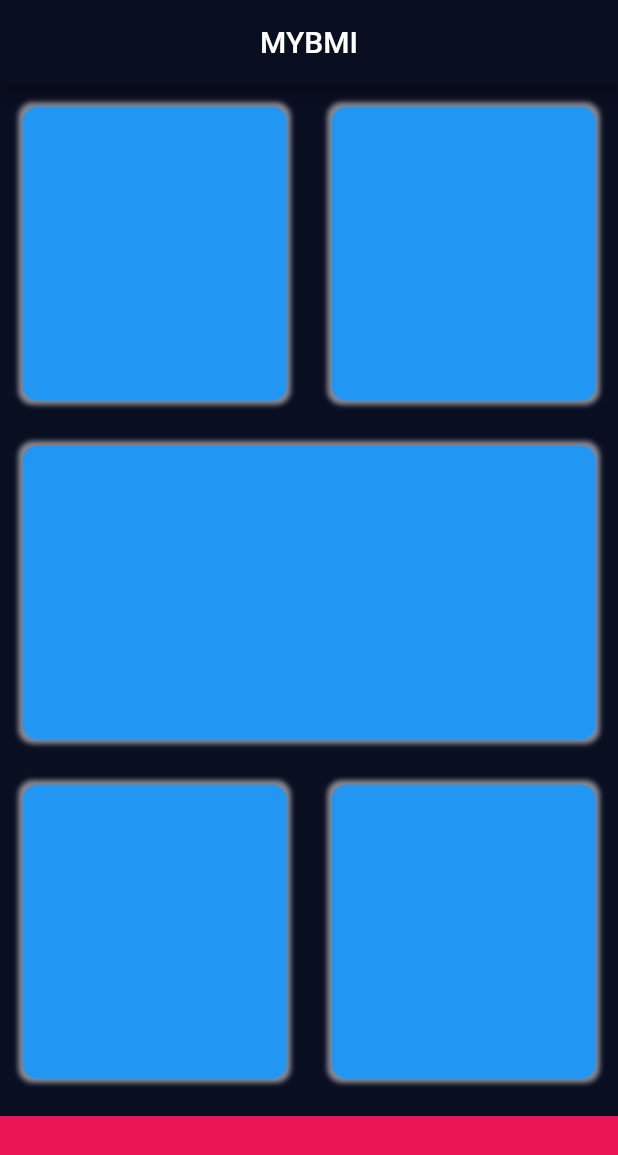
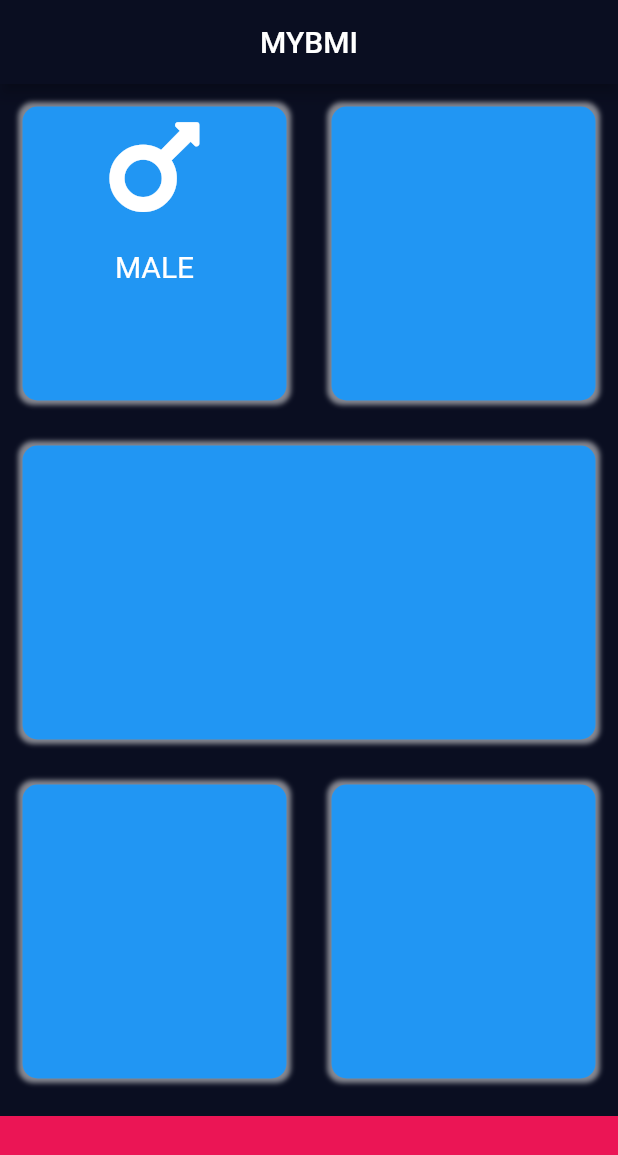
Before and after one commit to RedeemerNtumy/bmiCalculatorApp, a Flutter app: the screen it shows after launch, on a phone screen of 412 x 824 dp. Shown: the top 1155 px of the screen. Run offline on Flutter 3.47's test engine with Material 2 defaults, Android fonts, the phone set to English and light mode, and no system bars; our stand-ins replace font_awesome_flutter.

Commit message:
Added some packages and icons

```diff
--- a/lib/input_page.dart
+++ b/lib/input_page.dart
@@ -1,4 +1,5 @@
 import 'package:flutter/material.dart';
+import 'package:font_awesome_flutter/font_awesome_flutter.dart';
 
 const bottomContainerHeight = 80.0;
 const reusableCardNativeColor = Colors.blue;
@@ -25,6 +26,22 @@ class _InputPageState extends State<InputPage> {
               children: [
                 Expanded(
                   child: BmiCard(
+                    cardChild: Column(
+                      children: [
+                        Icon(
+                          FontAwesomeIcons.mars,
+                          size: 80,
+                        ),
+                        SizedBox(
+                          height: 15,
+                        ),
+                        Text(
+                          "MALE",
+                          style: TextStyle(color: Colors.white,
+                          fontSize: 20),
+                        )
+                      ],
+                    ),
                     nativeColor: reusableCardNativeColor,
                   ),
                 ),
@@ -70,12 +87,14 @@ class _InputPageState extends State<InputPage> {
 }
 
 class BmiCard extends StatelessWidget {
-  BmiCard({required this.nativeColor});
+  BmiCard({required this.nativeColor, this.cardChild});
   final Color nativeColor;
+  final Widget? cardChild;
 
   @override
   Widget build(BuildContext context) {
     return Container(
+      child: cardChild,
       margin: EdgeInsets.all(15),
       decoration: BoxDecoration(
         borderRadius: BorderRadius.circular(10),
--- a/pubspec.yaml
+++ b/pubspec.yaml
@@ -28,6 +28,7 @@ dependencies:
   # The following adds the Cupertino Icons font to your application.
   # Use with the CupertinoIcons class for iOS style icons.
   cupertino_icons: ^1.0.2
+  font_awesome_flutter: ^9.1.0
 
 dev_dependencies:
   flutter_test:
```
Also changed, not shown: pubspec.lock.
